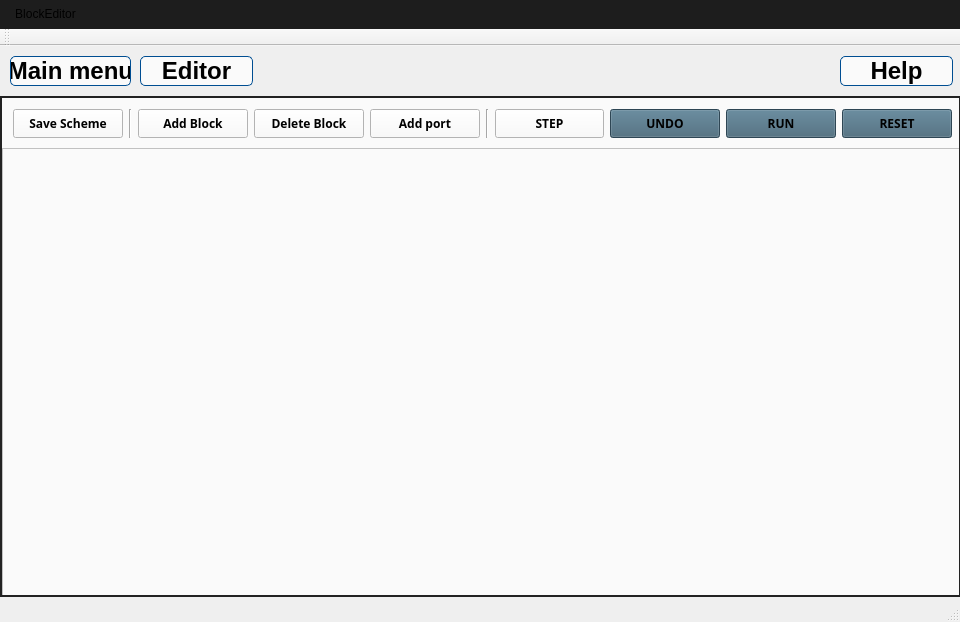
The window that src/mainwindow.ui (andrejnano/ICP-BlockEditor) describes before a commit, drawn with Qt 5.
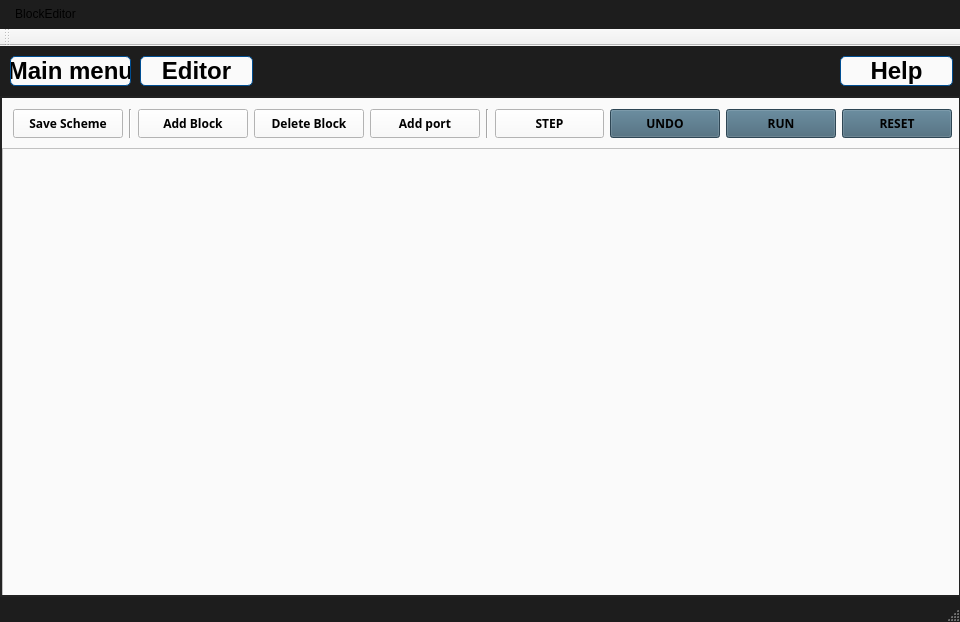
The same window after the commit.

```diff
--- a/src/mainwindow.ui
+++ b/src/mainwindow.ui
@@ -18,7 +18,7 @@
   </property>
   <property name="styleSheet">
    <string notr="true">QMainWindow {
-background-color: #f1d1d1d; 
+background-color: #1d1d1d; 
 }
 
 QMenuBar{
```
Left out of the diff: 2 changed lines with no effect on the pictures.
